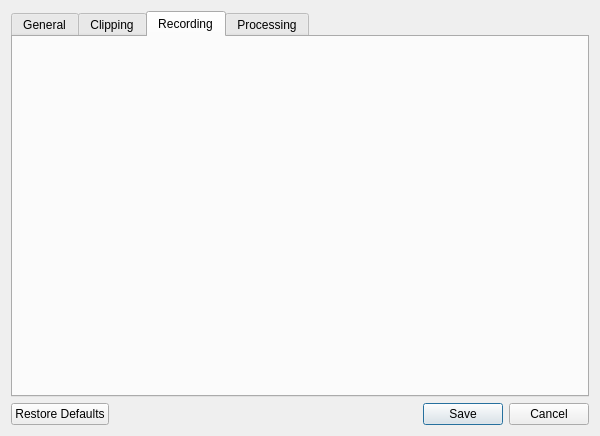
Before: the Qt Designer form src/app/dialogs/SessionPropertiesDialog/sessionpropertiesdialog.ui in m-riley04/ModularSensorSystem, drawn with Qt 5.
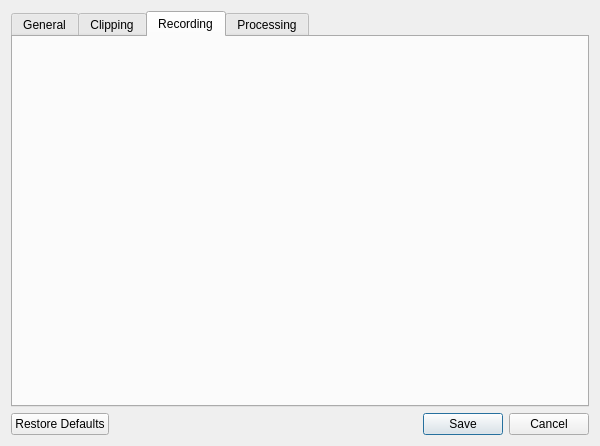
After: the same form once the commit is applied. The open tabs and pages were chosen to show the change.

```diff
--- a/src/app/dialogs/SessionPropertiesDialog/sessionpropertiesdialog.ui
+++ b/src/app/dialogs/SessionPropertiesDialog/sessionpropertiesdialog.ui
@@ -7,7 +7,7 @@
     <x>0</x>
     <y>0</y>
     <width>600</width>
-    <height>400</height>
+    <height>446</height>
    </rect>
   </property>
   <property name="windowTitle">
@@ -181,6 +181,7 @@
       <attribute name="title">
        <string>Recording</string>
       </attribute>
+      <layout class="QGridLayout" name="gridLayout_4"/>
      </widget>
      <widget class="QWidget" name="tab_4">
       <attribute name="title">
```
Left out of the diff: 2 changed lines with no effect on the pictures.
